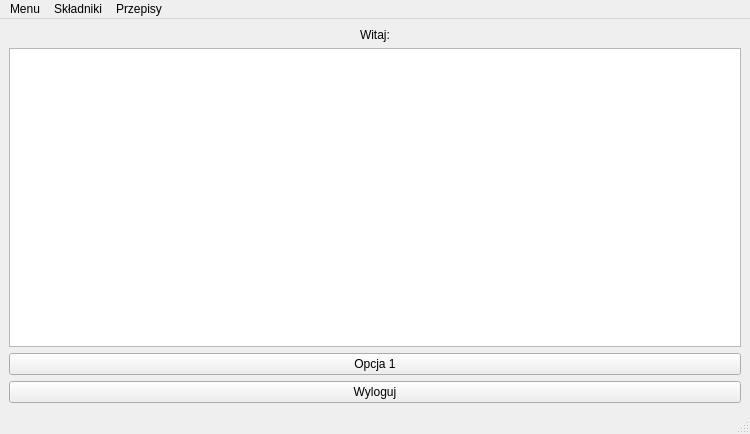
The window that mainwindow.ui (Akacz47/Intelligent-pantry) describes before a commit, drawn with Qt 5.
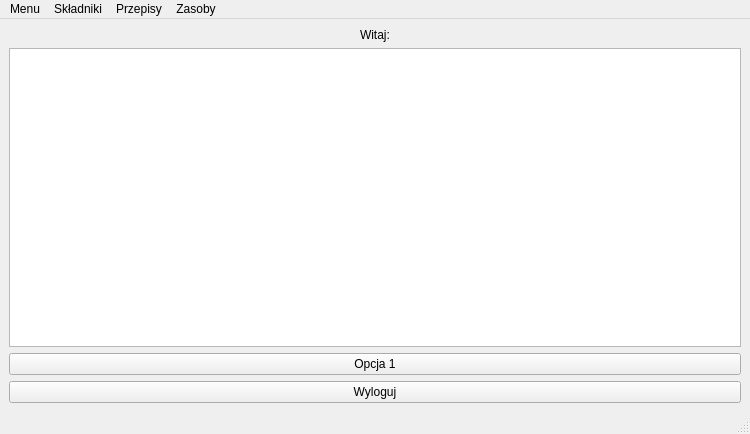
The same window after the commit.

Diff of the .ui file:
```diff
--- a/mainwindow.ui
+++ b/mainwindow.ui
@@ -126,9 +126,16 @@
     </property>
     <addaction name="actionRecipesAdd"/>
    </widget>
+   <widget class="QMenu" name="menuZasoby">
+    <property name="title">
+     <string>Zasoby</string>
+    </property>
+    <addaction name="actionResDodaj"/>
+   </widget>
    <addaction name="menuMenu"/>
    <addaction name="menuSk_adniki"/>
    <addaction name="menuPrzepisy"/>
+   <addaction name="menuZasoby"/>
   </widget>
   <widget class="QStatusBar" name="statusbar"/>
   <action name="actionOption_3">
```
Left out of the diff: 5 changed lines with no effect on the pictures.
